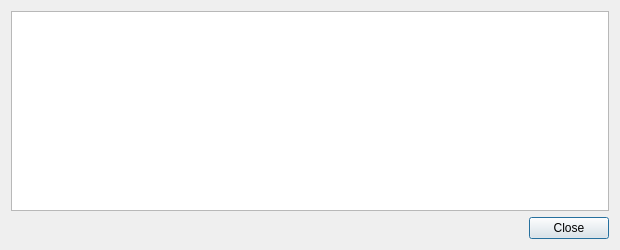
Before: the Qt Designer form src/qt/forms/transactiondescdialog.ui in EverGreenCoinDev/EverGreenCoin, drawn with Qt 5.
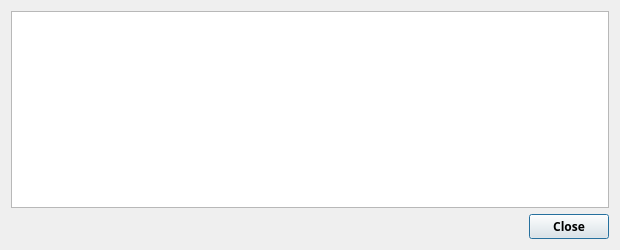
After: the same form once the commit is applied.

Patch:
```diff
--- a/src/qt/forms/transactiondescdialog.ui
+++ b/src/qt/forms/transactiondescdialog.ui
@@ -16,6 +16,13 @@
   <layout class="QVBoxLayout" name="verticalLayout">
    <item>
     <widget class="QTextEdit" name="detailText">
+     <property name="font">
+      <font>
+       <family>Typola</family>
+       <weight>75</weight>
+       <bold>true</bold>
+      </font>
+     </property>
      <property name="toolTip">
       <string>This pane shows a detailed description of the transaction</string>
      </property>
@@ -26,6 +33,13 @@
    </item>
    <item>
     <widget class="QDialogButtonBox" name="buttonBox">
+     <property name="font">
+      <font>
+       <family>Typola</family>
+       <weight>75</weight>
+       <bold>true</bold>
+      </font>
+     </property>
      <property name="orientation">
       <enum>Qt::Horizontal</enum>
      </property>
```
